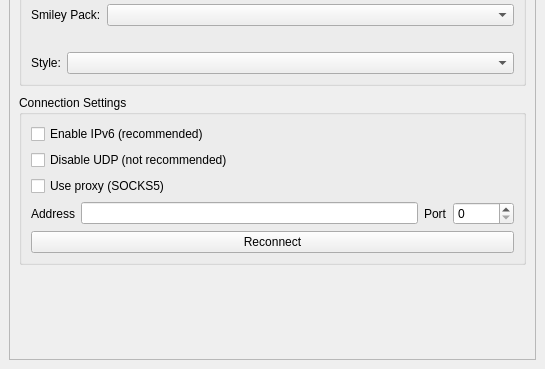
Old version of the form src/widget/form/settings/generalsettings.ui in the repository qTox/qTox; both pictures show x 0 to 545 and y 275 to 644 of the 545 by 644 pixel window.
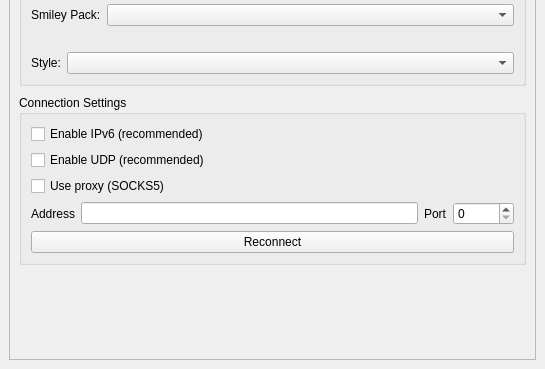
New version of the form.

Commit message: network setting unification s/disable/enable/ UDP

```diff
--- a/src/widget/form/settings/generalsettings.ui
+++ b/src/widget/form/settings/generalsettings.ui
@@ -299,7 +299,7 @@
              <string extracomment="force tcp checkbox tooltip">This allows, e.g., toxing over Tor. It adds load to the Tox network however, so use only when necessary.</string>
             </property>
             <property name="text">
-             <string extracomment="Text on checkbox to disable UDP">Disable UDP (not recommended)</string>
+             <string extracomment="Text on checkbox to disable UDP">Enable UDP (recommended)</string>
             </property>
            </widget>
           </item>
```
The commit also changes 1 other file.
